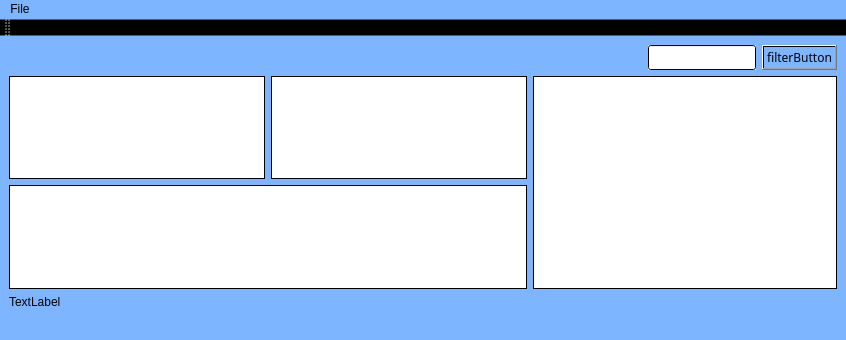
yosrkallel/GUI, file Dltcars/mainwindow.ui: the form before one commit.
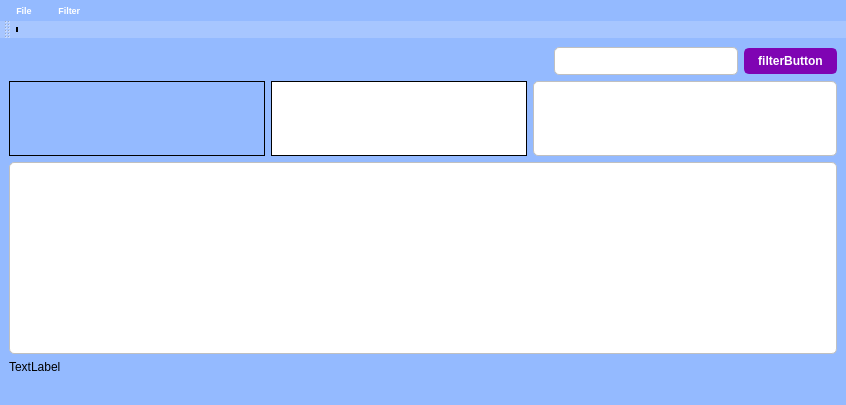
The form after the commit. Icons and pictures are not drawn.

```diff
--- a/Dltcars/mainwindow.ui
+++ b/Dltcars/mainwindow.ui
@@ -7,7 +7,7 @@
     <x>0</x>
     <y>0</y>
     <width>846</width>
-    <height>340</height>
+    <height>405</height>
    </rect>
   </property>
   <property name="windowTitle">
@@ -15,140 +15,99 @@
   </property>
   <property name="styleSheet">
    <string notr="true">
-background-color: rgb(0, 0, 71);
-
 color: rgb(0, 0, 0);
-background-color: qlineargradient(spread:pad, x1:1, y1:1, x2:1, y2:1, stop:0 rgba(125, 181, 255, 255), stop:1 rgba(255, 255, 255, 255));</string>
+background-color: qlineargradient(spread:pad, x1:1, y1:1, x2:1, y2:1, stop:0 rgba(148, 186, 255, 255), stop:1 rgba(255, 255, 255, 255));
+</string>
   </property>
   <widget class="QWidget" name="centralwidget">
    <layout class="QGridLayout" name="gridLayout">
-    <item row="0" column="1">
-     <spacer name="horizontalSpacer">
-      <property name="orientation">
-       <enum>Qt::Horizontal</enum>
-      </property>
-      <property name="sizeHint" stdset="0">
-       <size>
-        <width>102</width>
-        <height>17</height>
-       </size>
-      </property>
-     </spacer>
-    </item>
-    <item row="0" column="2">
-     <widget class="QLineEdit" name="filterLineEdit">
-      <property name="font">
-       <font>
-        <family>Bahnschrift Light</family>
-       </font>
-      </property>
-      <property name="styleSheet">
-       <string notr="true">background-color: qlineargradient(spread:pad, x1:0, y1:0, x2:0, y2:0, stop:0 rgba(255, 255, 255, 255), stop:1 rgba(255, 255, 255, 255));</string>
+    <item row="3" column="0">
+     <widget class="QLabel" name="label">
+      <property name="text">
+       <string>TextLabel</string>
       </property>
      </widget>
     </item>
-    <item row="0" column="3">
+    <item row="0" column="4">
      <widget class="QPushButton" name="filterButton">
       <property name="font">
        <font>
-        <family>Bahnschrift Light</family>
+        <family>Arial</family>
+        <pointsize>-1</pointsize>
+        <bold>true</bold>
        </font>
       </property>
+      <property name="styleSheet">
+       <string notr="true"> QPushButton {
+        background-color: #7f04b3;
+        border: 2px solid #7f04b3;
+        border-radius: 5px;
+        color: #FFFFFF;
+        padding: 4px 12px;
+        font-size: 12px;
+    }
+    
+    QPushButton:hover {
+        background-color: #0056b3;
+        border-color: #0056b3;
+    }
+    
+    QPushButton:pressed {
+        background-color: #004080;
+        border-color: #004080;
+    }</string>
+      </property>
       <property name="text">
        <string>filterButton</string>
       </property>
      </widget>
     </item>
-    <item row="1" column="0">
-     <layout class="QVBoxLayout" name="verticalLayout">
-      <item>
-       <layout class="QHBoxLayout" name="horizontalLayout">
-        <item>
-         <widget class="QTreeView" name="treeView">
-          <property name="styleSheet">
-           <string notr="true">background-color: qlineargradient(spread:pad, x1:1, y1:1, x2:1, y2:0, stop:0 rgba(255, 255, 255, 255), stop:1 rgba(255, 255, 255, 255));</string>
-          </property>
-         </widget>
-        </item>
-        <item>
-         <widget class="QListView" name="listView">
-          <property name="styleSheet">
-           <string notr="true">background-color: qlineargradient(spread:pad, x1:1, y1:1, x2:1, y2:0, stop:0 rgba(255, 255, 255, 255), stop:1 rgba(255, 255, 255, 255));</string>
-          </property>
-         </widget>
-        </item>
-       </layout>
-      </item>
-      <item>
-       <widget class="QTableWidget" name="filteredTableWidget">
-        <property name="sizePolicy">
-         <sizepolicy hsizetype="Expanding" vsizetype="Expanding">
-          <horstretch>0</horstretch>
-          <verstretch>0</verstretch>
-         </sizepolicy>
-        </property>
-        <property name="font">
-         <font>
-          <family>Bahnschrift Light</family>
-          <pointsize>8</pointsize>
-         </font>
-        </property>
-        <property name="styleSheet">
-         <string notr="true">background-color: qlineargradient(spread:pad, x1:1, y1:1, x2:1, y2:0, stop:0 rgba(255, 255, 255, 255), stop:1 rgba(255, 255, 255, 255));</string>
-        </property>
-        <property name="frameShape">
-         <enum>QFrame::StyledPanel</enum>
-        </property>
-        <property name="frameShadow">
-         <enum>QFrame::Sunken</enum>
-        </property>
-        <property name="midLineWidth">
-         <number>0</number>
-        </property>
-        <property name="autoScroll">
-         <bool>false</bool>
-        </property>
-        <property name="autoScrollMargin">
-         <number>3</number>
-        </property>
-        <property name="editTriggers">
-         <set>QAbstractItemView::NoEditTriggers</set>
-        </property>
-        <property name="selectionBehavior">
-         <enum>QAbstractItemView::SelectRows</enum>
-        </property>
-        <property name="textElideMode">
-         <enum>Qt::ElideRight</enum>
-        </property>
-        <property name="gridStyle">
-         <enum>Qt::NoPen</enum>
-        </property>
-        <attribute name="horizontalHeaderMinimumSectionSize">
-         <number>10</number>
-        </attribute>
-        <attribute name="horizontalHeaderDefaultSectionSize">
-         <number>10</number>
-        </attribute>
-        <attribute name="horizontalHeaderShowSortIndicator" stdset="0">
-         <bool>true</bool>
-        </attribute>
-        <attribute name="horizontalHeaderStretchLastSection">
-         <bool>true</bool>
-        </attribute>
-       </widget>
-      </item>
-     </layout>
-    </item>
-    <item row="1" column="1" colspan="3">
+    <item row="1" column="2" colspan="3">
      <widget class="QTableWidget" name="tableWidget">
       <property name="font">
        <font>
-        <family>Bahnschrift Light</family>
+        <family>Arial</family>
         <pointsize>8</pointsize>
        </font>
       </property>
       <property name="styleSheet">
-       <string notr="true">background-color: qlineargradient(spread:pad, x1:0, y1:0, x2:0, y2:0, stop:0 rgba(255, 255, 255, 255), stop:1 rgba(255, 255, 255, 255));</string>
+       <string notr="true">QTableWidget {
+        background-color: #FFFFFF;
+        border: 1px solid #C0C0C0;
+        border-radius: 5px;
+        font-family: Arial;
+        gridline-color: #C0C0C0;
+    }
+    
+    QTableWidget::item {
+        padding: 4px;
+    }
+    
+    QTableWidget::item:selected {
+        background-color: #E6F7FF;
+        color: #000000;
+    }
+    
+    QTableWidget::item:hover {
+        background-color: #F0F0F0;
+    }
+    
+    QHeaderView::section {
+        background-color: #F0F0F0;
+        border: none;
+        font-size: 12px;
+        font-weight: bold;
+    }
+    
+    QHeaderView::section:checked {
+        background-color: #E6F7FF;
+        color: #000000;
+    }
+    
+    QTableCornerButton::section {
+        background-color: #F0F0F0;
+        border: none;
+    }</string>
       </property>
       <property name="autoScroll">
        <bool>true</bool>
@@ -188,13 +147,182 @@
       </attribute>
      </widget>
     </item>
-    <item row="2" column="0">
-     <widget class="QLabel" name="label">
-      <property name="text">
-       <string>TextLabel</string>
+    <item row="2" column="0" colspan="5">
+     <widget class="QTableWidget" name="filteredTableWidget">
+      <property name="sizePolicy">
+       <sizepolicy hsizetype="Expanding" vsizetype="Minimum">
+        <horstretch>0</horstretch>
+        <verstretch>0</verstretch>
+       </sizepolicy>
       </property>
+      <property name="maximumSize">
+       <size>
+        <width>16777215</width>
+        <height>600</height>
+       </size>
+      </property>
+      <property name="font">
+       <font>
+        <family>Arial</family>
+        <pointsize>8</pointsize>
+       </font>
+      </property>
+      <property name="styleSheet">
+       <string notr="true">QTableWidget {
+        background-color: #FFFFFF;
+        border: 1px solid #C0C0C0;
+        border-radius: 5px;
+        font-family: Arial;
+        gridline-color: #C0C0C0;
+    }
+    
+    QTableWidget::item {
+        padding: 4px;
+    }
+    
+    QTableWidget::item:selected {
+        background-color: #E6F7FF;
+        color: #000000;
+    }
+    
+    QTableWidget::item:hover {
+        background-color: #F0F0F0;
+    }
+    
+    QHeaderView::section {
+        background-color: #F0F0F0;
+        border: none;
+        font-size: 12px;
+        font-weight: bold;
+    }
+    
+    QHeaderView::section:checked {
+        background-color: #E6F7FF;
+        color: #000000;
+    }
+    
+    QTableCornerButton::section {
+        background-color: #F0F0F0;
+        border: none;
+    }</string>
+      </property>
+      <property name="frameShape">
+       <enum>QFrame::StyledPanel</enum>
+      </property>
+      <property name="frameShadow">
+       <enum>QFrame::Sunken</enum>
+      </property>
+      <property name="midLineWidth">
+       <number>0</number>
+      </property>
+      <property name="autoScroll">
+       <bool>false</bool>
+      </property>
+      <property name="autoScrollMargin">
+       <number>3</number>
+      </property>
+      <property name="editTriggers">
+       <set>QAbstractItemView::NoEditTriggers</set>
+      </property>
+      <property name="selectionBehavior">
+       <enum>QAbstractItemView::SelectRows</enum>
+      </property>
+      <property name="textElideMode">
+       <enum>Qt::ElideRight</enum>
+      </property>
+      <property name="gridStyle">
+       <enum>Qt::NoPen</enum>
+      </property>
+      <attribute name="horizontalHeaderMinimumSectionSize">
+       <number>10</number>
+      </attribute>
+      <attribute name="horizontalHeaderDefaultSectionSize">
+       <number>10</number>
+      </attribute>
+      <attribute name="horizontalHeaderShowSortIndicator" stdset="0">
+       <bool>true</bool>
+      </attribute>
+      <attribute name="horizontalHeaderStretchLastSection">
+       <bool>true</bool>
+      </attribute>
      </widget>
     </item>
+    <item row="1" column="1">
+     <widget class="QListView" name="listView">
+      <property name="sizePolicy">
+       <sizepolicy hsizetype="Minimum" vsizetype="Expanding">
+        <horstretch>0</horstretch>
+        <verstretch>0</verstretch>
+       </sizepolicy>
+      </property>
+      <property name="styleSheet">
+       <string notr="true">background-color: qlineargradient(spread:pad, x1:1, y1:1, x2:1, y2:0, stop:0 rgba(255, 255, 255, 255), stop:1 rgba(255, 255, 255, 255));</string>
+      </property>
+     </widget>
+    </item>
+    <item row="1" column="0">
+     <widget class="QTreeView" name="treeView">
+      <property name="sizePolicy">
+       <sizepolicy hsizetype="Minimum" vsizetype="Expanding">
+        <horstretch>0</horstretch>
+        <verstretch>0</verstretch>
+       </sizepolicy>
+      </property>
+      <property name="font">
+       <font>
+        <family>Bahnschrift Light</family>
+       </font>
+      </property>
+      <property name="styleSheet">
+       <string notr="true">background-color: qlineargradient(spread:pad, x1:1, y1:1, x2:1, y2:0, stop:0 rgba(255, 255, 255, 255), stop:1 rgba(255, 255, 255, 255));
+QTreeViex{
+background-color:#ffffff;
+color:#026E81;}</string>
+      </property>
+     </widget>
+    </item>
+    <item row="0" column="3">
+     <widget class="QLineEdit" name="filterLineEdit">
+      <property name="font">
+       <font>
+        <family>Arial</family>
+        <pointsize>-1</pointsize>
+       </font>
+      </property>
+      <property name="styleSheet">
+       <string notr="true">QLineEdit {
+        background-color: #FFFFFF;
+        border: 1px solid #C0C0C0;
+        border-radius: 5px;
+        padding: 4px;
+        font-family: Arial;
+        font-size: 14px;
+    }
+
+    QLineEdit:focus {
+        border-color: #007BFF;
+        outline: none;
+    }
+
+    QLineEdit:hover {
+        background-color: #F0F0F0;
+    }</string>
+      </property>
+     </widget>
+    </item>
+    <item row="0" column="1" colspan="2">
+     <spacer name="horizontalSpacer">
+      <property name="orientation">
+       <enum>Qt::Horizontal</enum>
+      </property>
+      <property name="sizeHint" stdset="0">
+       <size>
+        <width>277</width>
+        <height>25</height>
+       </size>
+      </property>
+     </spacer>
+    </item>
    </layout>
   </widget>
   <widget class="QMenuBar" name="menubar">
@@ -203,9 +331,49 @@
      <x>0</x>
      <y>0</y>
      <width>846</width>
-     <height>21</height>
+     <height>20</height>
     </rect>
    </property>
+   <property name="font">
+    <font>
+     <family>Arial</family>
+     <pointsize>-1</pointsize>
+     <bold>true</bold>
+    </font>
+   </property>
+   <property name="styleSheet">
+    <string notr="true"> QMenuBar {
+        background-color: #94baff;
+        color: #FFFFFF;
+        border: none;
+        font-family: Arial;
+        font-size: 9px;
+    }
+
+    QMenuBar::item {
+        background-color: transparent;
+        padding: 5px 10px;
+    }
+
+    QMenuBar::item:selected {
+        background-color: #1DA1F2;
+    }
+
+    QMenu {
+        background-color: #292F33;
+        border: 1px solid #1DA1F2;
+    }
+
+    QMenu::item {
+        color: #FFFFFF;
+        padding: 6px 20px;
+        background-color: transparent;
+    }
+
+    QMenu::item:selected {
+        background-color: #1DA1F2;
+    }</string>
+   </property>
    <widget class="QMenu" name="menuFile">
     <property name="title">
      <string>File</string>
@@ -213,13 +381,45 @@
     <addaction name="actionOpen"/>
     <addaction name="actionSave"/>
    </widget>
+   <widget class="QMenu" name="menuFilter">
+    <property name="title">
+     <string>Filter </string>
+    </property>
+    <addaction name="actionAdd"/>
+   </widget>
    <addaction name="menuFile"/>
+   <addaction name="menuFilter"/>
   </widget>
   <widget class="QStatusBar" name="statusbar"/>
   <widget class="QToolBar" name="toolBar">
    <property name="windowTitle">
     <string>toolBar</string>
    </property>
+   <property name="styleSheet">
+    <string notr="true">QToolBar {
+	background-color: qradialgradient(spread:reflect, cx:0.500148, cy:0.505, radius:2, fx:0.5, fy:0.5, stop:1 rgba(255, 255, 255, 45));
+
+   
+        border: none;
+        font-family: Arial;
+    }
+
+    QToolBar QToolButton {
+        background-color: transparent;
+        border: none;
+        color: #000000;
+        padding: 2px 3px;
+        font-size: 12px;
+    }
+
+    QToolBar QToolButton:hover {
+        background-color: #E6E6E6;
+    }
+
+    QToolBar QToolButton:checked {
+        background-color: #D9D9D9;
+    }</string>
+   </property>
    <attribute name="toolBarArea">
     <enum>TopToolBarArea</enum>
    </attribute>
```
Left out of the diff: 5 changed lines with no effect on the pictures.
